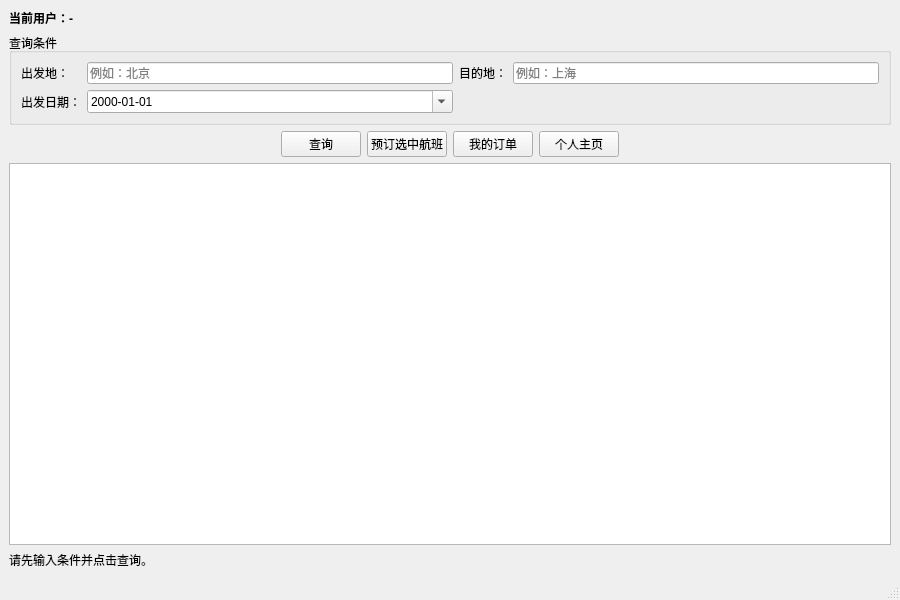
dormitory604/Ticketing-System-ver2.0, file client-app/search_window.ui: the form before one commit.
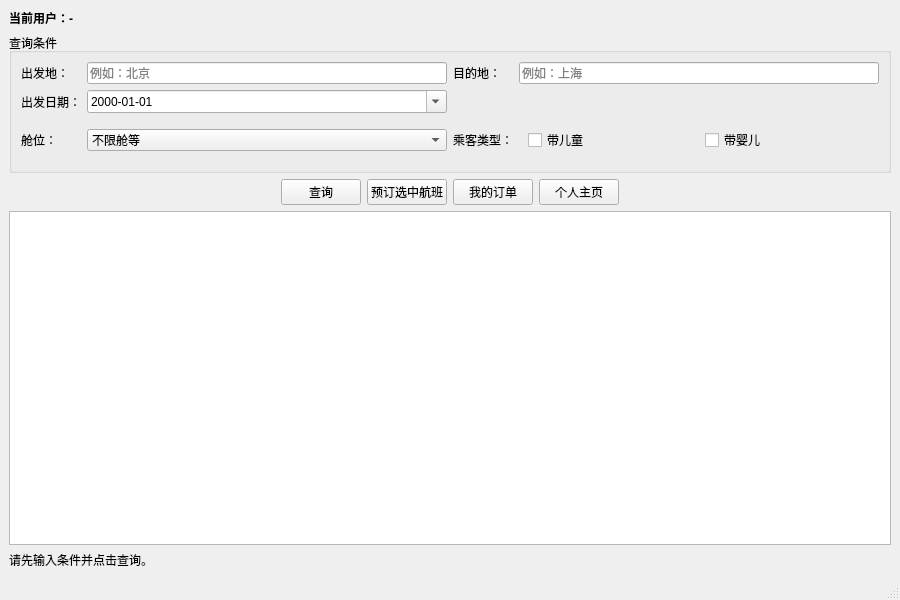
The form after the commit.

Commit message: 增加航班预定的选择功能，可以选择经济舱或公务舱/商务舱，还添加了乘客类型，希望服务器端可以添加JSON文件，SearchRequest会请求cabin_class和passenger_types

Diff of the .ui file:
```diff
--- a/client-app/search_window.ui
+++ b/client-app/search_window.ui
@@ -89,6 +89,62 @@
          </property>
         </widget>
        </item>
+       <item row="2" column="0">
+        <widget class="QLabel" name="cabinClassLabel">
+         <property name="text">
+          <string>舱位：</string>
+         </property>
+        </widget>
+       </item>
+       <item row="2" column="1">
+        <widget class="QComboBox" name="cabinClassComboBox">
+         <item>
+          <property name="text">
+           <string>不限舱等</string>
+          </property>
+         </item>
+         <item>
+          <property name="text">
+           <string>经济舱</string>
+          </property>
+         </item>
+         <item>
+          <property name="text">
+           <string>公务/头等舱</string>
+          </property>
+         </item>
+        </widget>
+       </item>
+       <item row="2" column="3">
+        <widget class="QLabel" name="passengerTypeLabel">
+         <property name="text">
+          <string>乘客类型：</string>
+         </property>
+        </widget>
+       </item>
+       <item row="2" column="4">
+        <widget class="QWidget" name="passengerTypeContainer" native="true">
+         <layout class="QHBoxLayout" name="passengerTypeLayout">
+          <property name="spacing">
+           <number>12</number>
+          </property>
+          <item>
+           <widget class="QCheckBox" name="withChildCheckBox">
+            <property name="text">
+             <string>带儿童</string>
+            </property>
+           </widget>
+          </item>
+          <item>
+           <widget class="QCheckBox" name="withInfantCheckBox">
+            <property name="text">
+             <string>带婴儿</string>
+            </property>
+           </widget>
+          </item>
+         </layout>
+        </widget>
+       </item>
       </layout>
      </widget>
     </item>
```
The commit also changes 26 other files.
